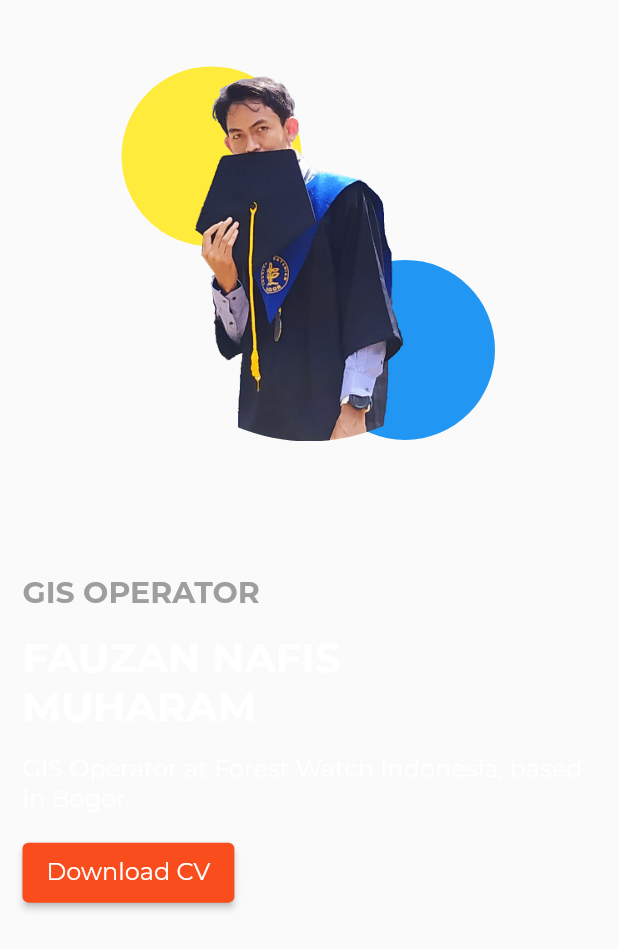
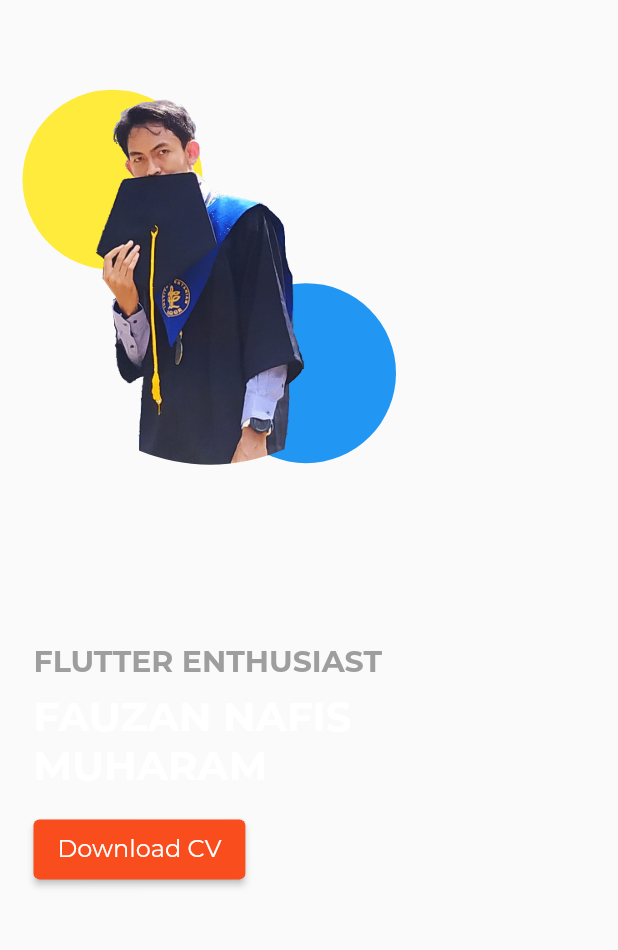
Before and after one commit to fauzanafism/web_porto, a Flutter app: the MyProfile widget shown alone on an empty page, opened directly, on a phone screen of 412 x 824 dp. Shown: the top 950 px of the screen. Run offline on Flutter 3.47's test engine with Material 2 defaults, Android fonts, the phone set to English and light mode, and no system bars; our stand-ins replace responsive_framework; missing offline and left inert: dart:html.

Commit message:
adjusted profile

```diff
--- a/lib/ui/components/profile.dart
+++ b/lib/ui/components/profile.dart
@@ -29,20 +29,20 @@ class MyProfile extends StatelessWidget {
               crossAxisAlignment: CrossAxisAlignment.start,
               children: [
                 SelectableText(
-                  'GIS OPERATOR',
+                  'FLUTTER ENTHUSIAST',
                   style: titleText.copyWith(color: Colors.grey),
                 ),
-                const SizedBox(height: 15),
+                const SizedBox(height: 8),
                 SelectableText(
                   'FAUZAN NAFIS\nMUHARAM',
                   style: headText,
                 ),
                 const SizedBox(height: 15),
-                SelectableText(
-                  'GIS Operator at Forest Watch Indonesia, based in Bogor',
-                  style: bodyText.copyWith(color: Colors.white),
-                ),
-                const SizedBox(height: 15),
+                // SelectableText(
+                //   'GIS Operator at Forest Watch Indonesia, based in Bogor',
+                //   style: bodyText.copyWith(color: Colors.white),
+                // ),
+                // const SizedBox(height: 15),
                 const CustomButton(
                   urlPath:
                       'https://drive.google.com/file/d/1AMeumJCZz1OWFU5LoEo0U4eoEXVCWCrR/view?usp=sharing',
```
